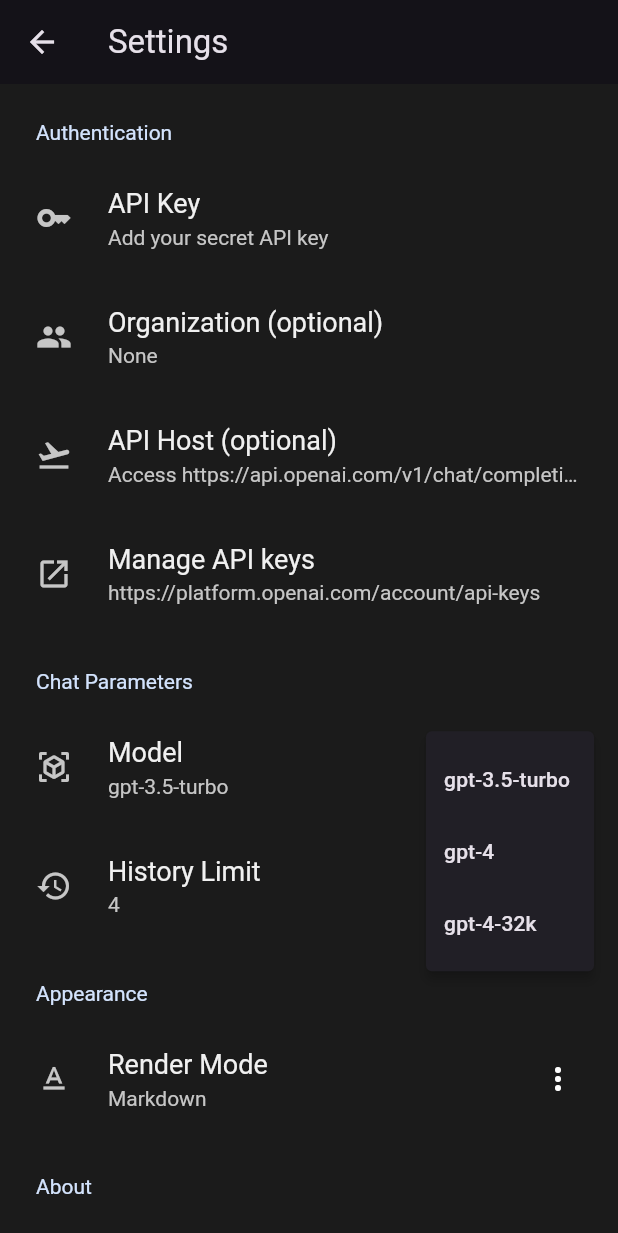
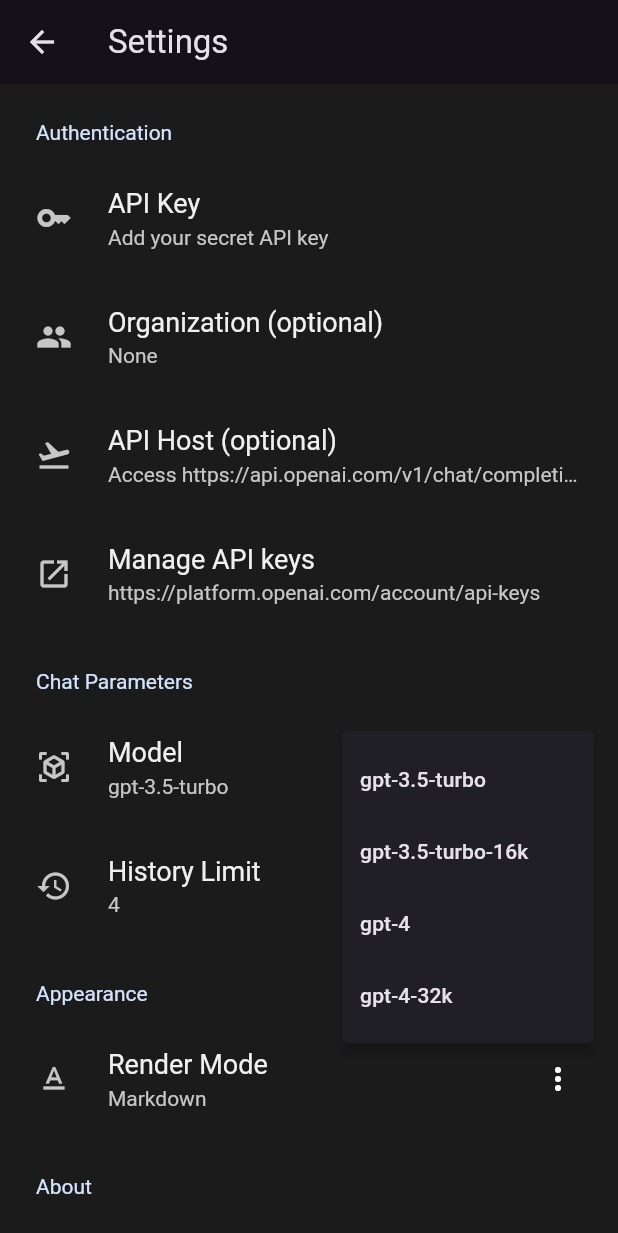
Before and after one commit to hahastudio/FlutterChat, a Flutter app: the SettingsScreen screen opened directly, after a tap on the "more vert" icon, on a phone screen of 412 x 824 dp. Shown: the top 1233 px of the screen. Run offline on Flutter 3.47's test engine with Material 2 defaults, Android fonts, the phone set to English and light mode, and no system bars; drawn by our look-alikes of settings_ui; our stand-ins replace bloc, equatable, flutter_bloc, flutter_markdown, shared_preferences; missing offline and left inert: tiktoken; accounts and stored records are empty.

Commit message:
support gpt-3.5-turbo-16k
1. Support gpt-3.5-turbo-16k
2. bump version to 1.0.9

```diff
--- a/lib/screens/setting_screen.dart
+++ b/lib/screens/setting_screen.dart
@@ -144,6 +144,10 @@ class _SettingsScreenState extends State<SettingsScreen> {
                         child: Text('gpt-3.5-turbo'),
                       ),
                       PopupMenuItem(
+                        value: 'gpt-3.5-turbo-16k',
+                        child: Text('gpt-3.5-turbo-16k'),
+                      ),
+                      PopupMenuItem(
                         value: 'gpt-4',
                         child: Text('gpt-4'),
                       ),
--- a/lib/services/token_service.dart
+++ b/lib/services/token_service.dart
@@ -6,6 +6,7 @@ import 'local_storage_service.dart';
 class TokenService {
   static const Map<String, int> _tokenLimit = {
     'gpt-3.5-turbo': 4096,
+    'gpt-3.5-turbo-16k': 16384,
     'gpt-4': 8192,
     'gpt-4-32k': 32768
   };
--- a/pubspec.yaml
+++ b/pubspec.yaml
@@ -16,7 +16,7 @@ publish_to: 'none' # Remove this line if you wish to publish to pub.dev
 # https://developer.apple.com/library/archive/documentation/General/Reference/InfoPlistKeyReference/Articles/CoreFoundationKeys.html
 # In Windows, build-name is used as the major, minor, and patch parts
 # of the product and file versions while build-number is used as the build suffix.
-version: 1.0.8+1
+version: 1.0.9+1
 
 environment:
   sdk: '>=2.19.3 <3.0.0'
```
Also changed, not shown: 1 other file.
